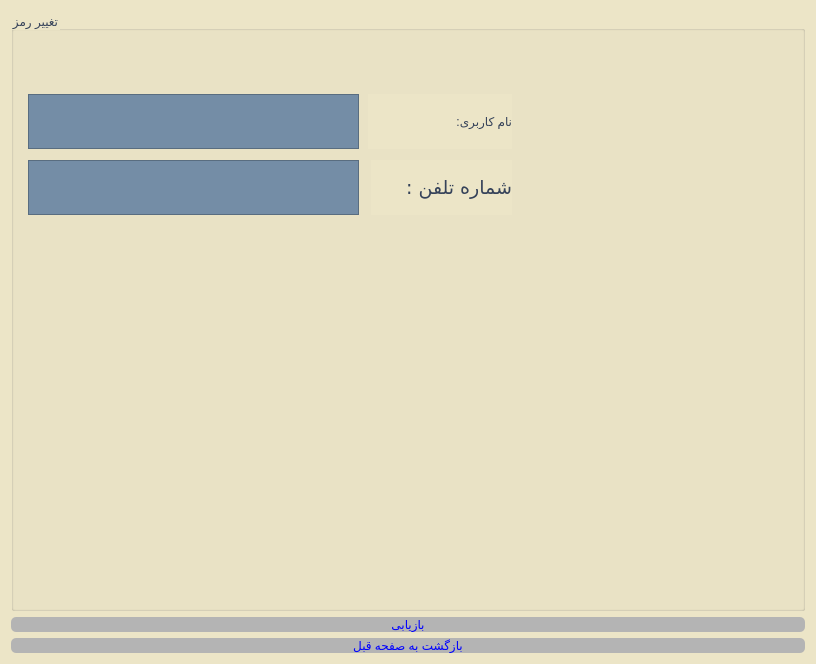
The window that Project_Ap/forgetpasclient.ui (AP-projects-4001/metagoofill) describes before a commit, drawn with Qt 5.
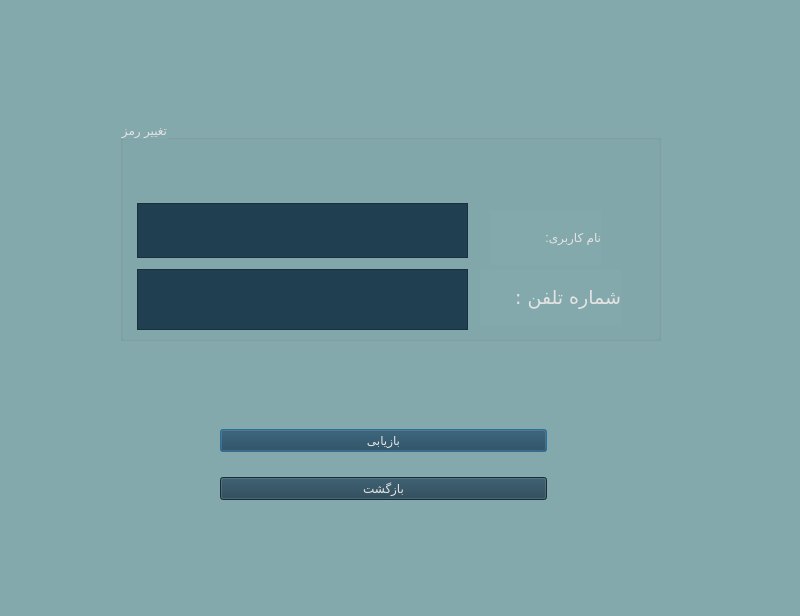
The same window after the commit.

Commit message: changing colors and Completing the program ui

```diff
--- a/Project_Ap/forgetpasclient.ui
+++ b/Project_Ap/forgetpasclient.ui
@@ -6,22 +6,28 @@
    <rect>
     <x>0</x>
     <y>0</y>
-    <width>816</width>
-    <height>664</height>
+    <width>800</width>
+    <height>616</height>
    </rect>
   </property>
   <property name="windowTitle">
    <string>Dialog</string>
   </property>
   <property name="styleSheet">
-   <string notr="true">background-color: rgb(236, 229, 199);</string>
+   <string notr="true">background-color: rgb(132, 169, 172);</string>
   </property>
-  <layout class="QGridLayout" name="gridLayout">
-   <item row="0" column="0">
     <widget class="QGroupBox" name="groupBox">
+   <property name="geometry">
+    <rect>
+     <x>120</x>
+     <y>120</y>
+     <width>541</width>
+     <height>221</height>
+    </rect>
+   </property>
      <property name="styleSheet">
       <string notr="true">font: 20pt &quot;Lalezar&quot;;
-color: rgb(53, 66, 89);</string>
+color: rgb(228, 227, 227);</string>
      </property>
      <property name="title">
       <string>تغییر رمز</string>
@@ -36,21 +42,22 @@
        </rect>
       </property>
       <property name="styleSheet">
-       <string notr="true">background-color: rgb(116, 141, 166);</string>
+     <string notr="true">background-color: rgb(32, 64, 81);</string>
       </property>
      </widget>
      <widget class="QLabel" name="label">
       <property name="geometry">
        <rect>
-        <x>357</x>
-        <y>83</y>
-        <width>144</width>
+      <x>370</x>
+      <y>90</y>
+      <width>111</width>
         <height>55</height>
        </rect>
       </property>
       <property name="styleSheet">
        <string notr="true">font: 14pt &quot;Lalezar&quot;;
-color: rgb(53, 66, 89);</string>
+
+color: rgb(228, 227, 227);</string>
       </property>
       <property name="text">
        <string>نام کاربری:</string>
@@ -62,18 +69,18 @@
         <x>17</x>
         <y>149</y>
         <width>331</width>
-        <height>55</height>
+      <height>61</height>
        </rect>
       </property>
       <property name="styleSheet">
-       <string notr="true">background-color: rgb(116, 141, 166);</string>
+     <string notr="true">background-color: rgb(32, 64, 81);</string>
       </property>
      </widget>
      <widget class="QLabel" name="label_2">
       <property name="geometry">
        <rect>
         <x>360</x>
-        <y>149</y>
+      <y>150</y>
         <width>141</width>
         <height>55</height>
        </rect>
@@ -82,36 +89,38 @@
        <font>
         <family>Lalezar</family>
         <pointsize>14</pointsize>
-        <weight>50</weight>
         <italic>false</italic>
         <bold>false</bold>
        </font>
       </property>
       <property name="styleSheet">
        <string notr="true">font: 14pt &quot;Lalezar&quot;;
-color: rgb(53, 66, 89);</string>
+
+
+color: rgb(228, 227, 227);</string>
       </property>
       <property name="text">
        <string>شماره تلفن :</string>
       </property>
      </widget>
     </widget>
-   </item>
-   <item row="1" column="0">
+  <widget class="QWidget" name="">
+   <property name="geometry">
+    <rect>
+     <x>220</x>
+     <y>410</y>
+     <width>327</width>
+     <height>111</height>
+    </rect>
+   </property>
     <layout class="QVBoxLayout" name="verticalLayout">
      <item>
       <widget class="QPushButton" name="pushButton">
        <property name="styleSheet">
-        <string notr="true">QPushButton#pushButton {
-font: 20pt &quot;MS Shell Dlg 2&quot;;
-padding-left: 20px;
-padding-right: 20px;
-border-radius: 5px;
-	background-color: rgb(180, 180, 180);
-color: blue;
-}
-
-</string>
+       <string notr="true">font: 16pt &quot;Lalezar&quot;;
+background-color: rgb(59, 105, 120);
+background-color: rgb(32, 64, 81);
+color: rgb(228, 227, 227);</string>
        </property>
        <property name="text">
         <string>بازیابی</string>
@@ -121,25 +130,18 @@
      <item>
       <widget class="QPushButton" name="pushButton_2">
        <property name="styleSheet">
-        <string notr="true">QPushButton#pushButton_2 {
-font: 20pt &quot;MS Shell Dlg 2&quot;;
-padding-left: 20px;
-padding-right: 20px;
-border-radius: 5px;
-	background-color: rgb(180, 180, 180);
-color: blue;
-}
-
-</string>
+       <string notr="true">font: 16pt &quot;Lalezar&quot;;
+background-color: rgb(59, 105, 120);
+background-color: rgb(32, 64, 81);
+color: rgb(228, 227, 227);</string>
        </property>
        <property name="text">
-        <string>بازگشت به صفحه قبل</string>
+       <string>بازگشت</string>
        </property>
       </widget>
      </item>
     </layout>
-   </item>
-  </layout>
+  </widget>
  </widget>
  <resources/>
  <connections/>
```
Lines whose indentation alone changed are shown as unchanged. The commit also changes 37 other files.
